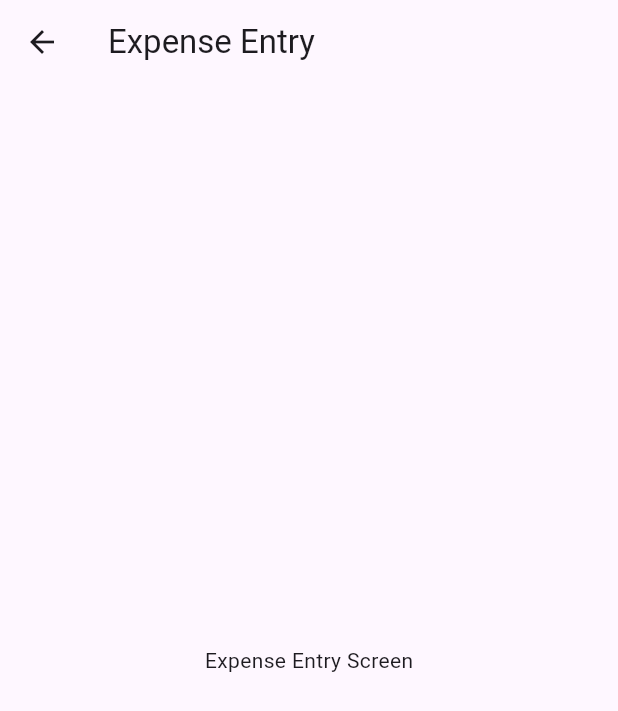
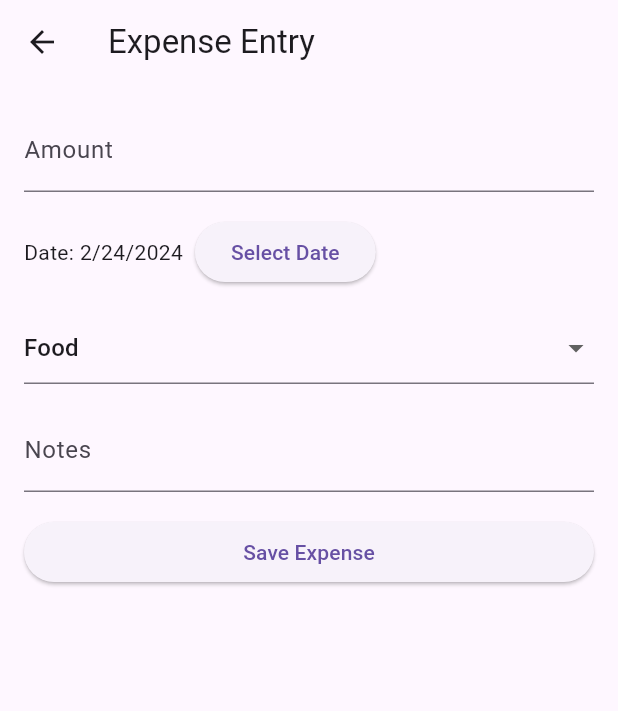
Before and after one commit to CSC4360Spring2024/Project1, a Flutter app: the ExpenseEntryScreen screen opened directly, on a phone screen of 412 x 824 dp. Shown: the top 711 px of the screen. Run offline on Flutter 3.47's test engine with Material 3 defaults, Android fonts, the phone set to English and light mode, and no system bars; our stand-ins replace sqflite; accounts and stored records are empty.

Commit message:
Created logic for Expense Entry with SQlite

```diff
--- /dev/null
+++ b/lib/database_helper.dart
@@ -0,0 +1,59 @@
+import 'dart:async';
+import 'package:path/path.dart';
+import 'package:sqflite/sqflite.dart';
+import 'expense_model.dart';
+
+class DatabaseHelper {
+  static DatabaseHelper? _databaseHelper;
+  static Database? _database;
+
+  String expenseTable = 'expense_table';
+  String colId = 'id';
+  String colAmount = 'amount';
+  String colDate = 'date';
+  String colCategory = 'category';
+  String colNotes = 'notes';
+
+  DatabaseHelper._();
+
+  factory DatabaseHelper() {
+    if (_databaseHelper == null) {
+      _databaseHelper = DatabaseHelper._();
+    }
+    return _databaseHelper!;
+  }
+
+  Future<Database> get database async {
+    if (_database == null) {
+      _database = await initializeDatabase();
+    }
+    return _database!;
+  }
+
+  Future<Database> initializeDatabase() async {
+    String path = join(await getDatabasesPath(), 'expense.db');
+    var expensesDatabase =
+    await openDatabase(path, version: 1, onCreate: _createDb);
+    return expensesDatabase;
+  }
+
+  void _createDb(Database db, int newVersion) async {
+    await db.execute(
+        'CREATE TABLE $expenseTable($colId INTEGER PRIMARY KEY AUTOINCREMENT, $colAmount REAL, $colDate TEXT, '
+            '$colCategory TEXT, $colNotes TEXT)');
+  }
+
+  Future<int> insertExpense(Expense expense) async {
+    Database db = await this.database;
+    var result = await db.insert(expenseTable, expense.toMap());
+    return result;
+  }
+
+  Future<List<Expense>> getExpenseList() async {
+    Database db = await this.database;
+    var result = await db.query(expenseTable, orderBy: '$colDate DESC');
+    List<Expense> expenseList =
+    result.map((item) => Expense.fromMap(item)).toList();
+    return expenseList;
+  }
+}
--- a/lib/expense_entry_screen.dart
+++ b/lib/expense_entry_screen.dart
@@ -1,15 +1,116 @@
 import 'package:flutter/material.dart';
+import 'package:intl/intl.dart';
+import 'database_helper.dart';
+import 'expense_model.dart';
 
-class ExpenseEntryScreen extends StatelessWidget {
+class ExpenseEntryScreen extends StatefulWidget {
+  @override
+  _ExpenseEntryScreenState createState() => _ExpenseEntryScreenState();
+}
+
+class _ExpenseEntryScreenState extends State<ExpenseEntryScreen> {
+  TextEditingController amountController = TextEditingController();
+  DateTime _selectedDate = DateTime.now();
+  String _selectedCategory = 'Food'; // Set an initial value
+  TextEditingController notesController = TextEditingController();
+
+  final dbHelper = DatabaseHelper();
+
   @override
   Widget build(BuildContext context) {
     return Scaffold(
       appBar: AppBar(
         title: Text('Expense Entry'),
       ),
-      body: Center(
-        child: Text('Expense Entry Screen'),
+      body: SingleChildScrollView(
+        padding: EdgeInsets.all(16.0),
+        child: Column(
+          crossAxisAlignment: CrossAxisAlignment.stretch,
+          children: <Widget>[
+            TextField(
+              controller: amountController,
+              keyboardType: TextInputType.number,
+              decoration: InputDecoration(labelText: 'Amount'),
+            ),
+            SizedBox(height: 16.0),
+            Row(
+              children: <Widget>[
+                Text('Date: ${DateFormat.yMd().format(_selectedDate)}'),
+                SizedBox(width: 8.0),
+                ElevatedButton(
+                  child: Text('Select Date'),
+                  onPressed: () async {
+                    final DateTime picked = await showDatePicker(
+                      context: context,
+                      initialDate: _selectedDate,
+                      firstDate: DateTime(2015, 8),
+                      lastDate: DateTime(2101),
+                    ) ?? _selectedDate;
+                    if (picked != null && picked != _selectedDate)
+                      setState(() {
+                        _selectedDate = picked;
+                      });
+                  },
+                ),
+              ],
+            ),
+            SizedBox(height: 16.0),
+            DropdownButtonFormField(
+              value: _selectedCategory,
+              hint: Text('Category'),
+              onChanged: (value) {
+                setState(() {
+                  _selectedCategory = value.toString();
+                });
+              },
+              items: ['Food', 'Transport', 'Shopping', 'Others']
+                  .map<DropdownMenuItem<String>>((String value) {
+                return DropdownMenuItem<String>(
+                  value: value,
+                  child: Text(value),
+                );
+              }).toList(),
+            ),
+            SizedBox(height: 16.0),
+            TextField(
+              controller: notesController,
+              decoration: InputDecoration(labelText: 'Notes'),
+            ),
+            SizedBox(height: 16.0),
+            ElevatedButton(
+              child: Text('Save Expense'),
+              onPressed: () {
+                _saveExpense();
+              },
+            ),
+          ],
+        ),
       ),
     );
   }
+
+  void _saveExpense() async {
+    double amount = double.parse(amountController.text);
+    String notes = notesController.text;
+
+    Expense expense = Expense(
+      amount: amount,
+      date: _selectedDate,
+      category: _selectedCategory,
+      notes: notes,
+    );
+
+    await dbHelper.insertExpense(expense);
+
+    // Clear the text fields after saving
+    amountController.clear();
+    notesController.clear();
+    // Reset selected category
+    setState(() {
+      _selectedCategory = 'Food'; // Set it back to the initial value
+    });
+
+    // Navigate back to the previous screen
+    Navigator.pop(context);
+  }
 }
--- /dev/null
+++ b/lib/expense_model.dart
@@ -0,0 +1,29 @@
+class Expense {
+  int? id;
+  double amount;
+  DateTime date;
+  String category;
+  String notes;
+
+  Expense({this.id, required this.amount, required this.date, required this.category, required this.notes});
+
+  Map<String, dynamic> toMap() {
+    return {
+      'id': id,
+      'amount': amount,
+      'date': date.toIso8601String(),
+      'category': category,
+      'notes': notes,
+    };
+  }
+
+  factory Expense.fromMap(Map<String, dynamic> map) {
+    return Expense(
+      id: map['id'],
+      amount: map['amount'],
+      date: DateTime.parse(map['date']),
+      category: map['category'],
+      notes: map['notes'],
+    );
+  }
+}
--- a/pubspec.yaml
+++ b/pubspec.yaml
@@ -30,8 +30,10 @@ environment:
 dependencies:
   flutter:
     sdk: flutter
-
-
+  path_provider: ^2.1.1
+  sqflite: ^2.3.0
+  path: ^1.8.2
+  intl: ^0.17.0
   # The following adds the Cupertino Icons font to your application.
   # Use with the CupertinoIcons class for iOS style icons.
   cupertino_icons: ^1.0.2
```
Also changed, not shown: pubspec.lock, 7 other files.
